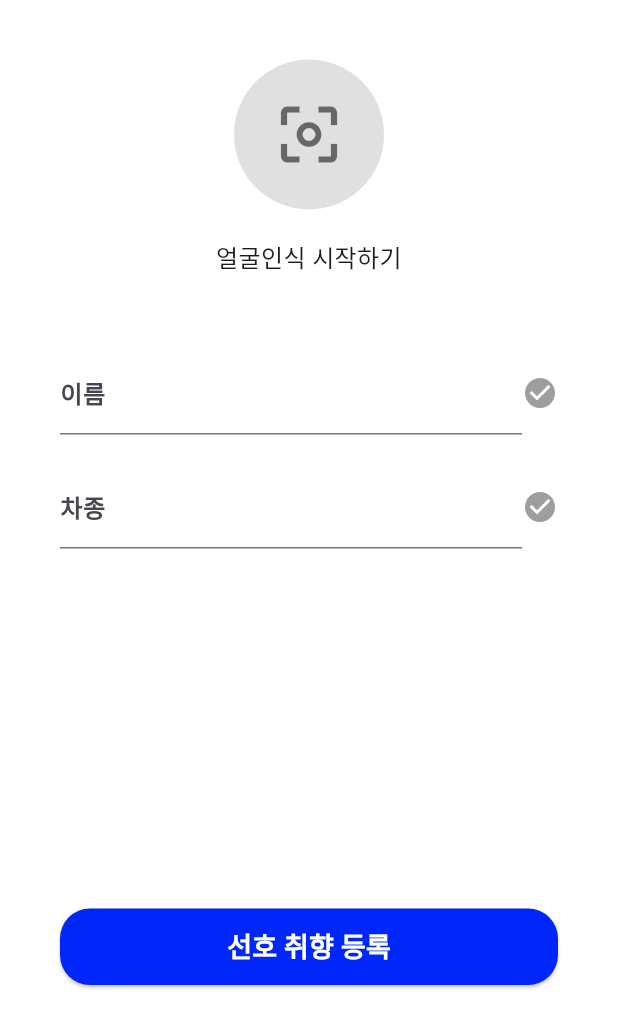
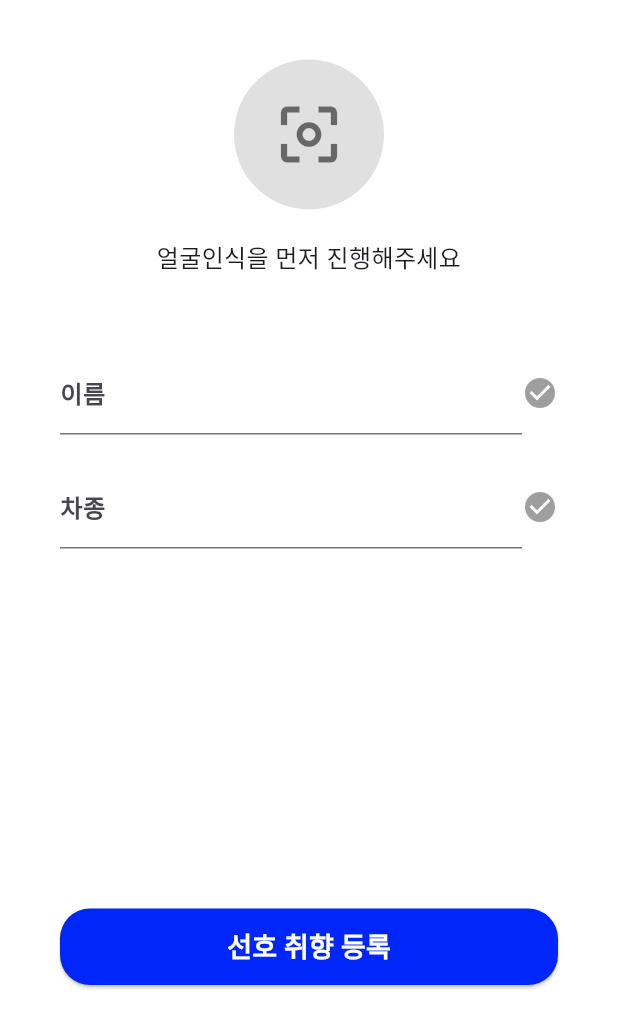
Before and after one commit to TU-KOREA-FELICITY/MOOD, a Flutter app: the SignupScreen screen opened by its route, on a phone screen of 412 x 824 dp, the part 221-1236 px from its top. Run offline on Flutter 3.47's test engine with Material 3 defaults, Android fonts, the phone set to English and light mode, and no system bars; our stand-ins replace fl_chart, flutter_secure_storage, shared_preferences, socket_io_client, table_calendar, webview_flutter; missing offline and left inert: spotify_sdk; accounts and stored records are empty; network calls fail; Roboto replaces fonts that are missing (Pretendard).

Commit message:
FACE ID UI 수정

```diff
--- a/lib/screens/start_screens/face_recognition_guide_screen.dart
+++ b/lib/screens/start_screens/face_recognition_guide_screen.dart
@@ -37,7 +37,7 @@ class FaceRecognitionGuideScreen extends StatelessWidget {
                       SizedBox(width: 5),
                       Expanded(
                         child: Text(
-                          "사진은 버튼을 누르고 5초 뒤에 1장이 촬영됩니다.",
+                          "사진은 버튼을 누르고 3초 뒤에 1장이 촬영됩니다.",
                           style: TextStyle(
                             fontSize: 13,
                             color: Color(0xFF707070),
--- a/lib/screens/start_screens/signup_screen.dart
+++ b/lib/screens/start_screens/signup_screen.dart
@@ -81,7 +81,7 @@ class _SignupScreenState extends State<SignupScreen> {
             ),
             SizedBox(height: 20),
             Text(
-              '얼굴인식 시작하기',
+              '얼굴인식을 먼저 진행해주세요',
               style: TextStyle(fontSize: 16),
               textAlign: TextAlign.center,
             ),
```
Also changed, not shown: lib/screens/start_screens/face_recognition_screen.dart (+16 -7 lines).
